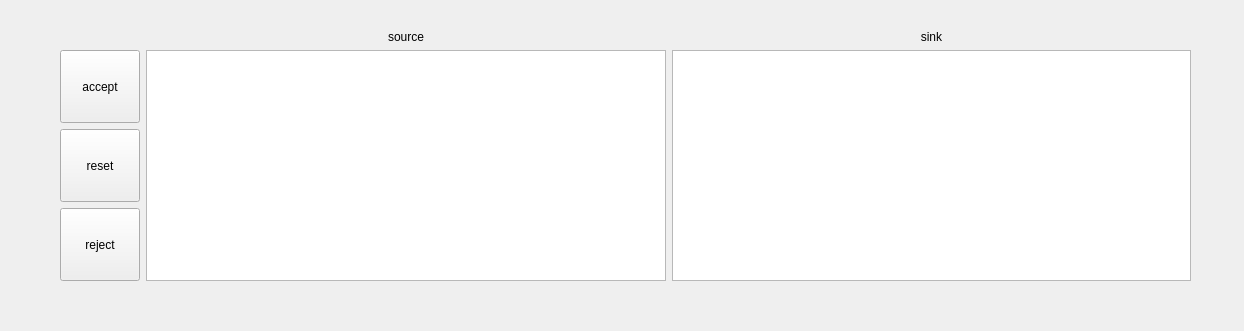
First picture: the form in ui_source_sink_linking.ui, repository heinz-preisig/ProMo-packages-Common, before the edit.
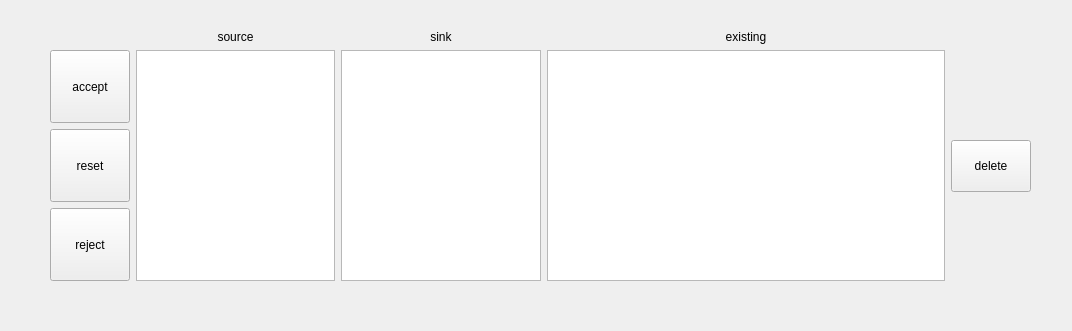
Second picture: the form after the edit.

Commit message: refined interface definition

```diff
--- a/ui_source_sink_linking.ui
+++ b/ui_source_sink_linking.ui
@@ -6,7 +6,7 @@
    <rect>
     <x>0</x>
     <y>0</y>
-    <width>1244</width>
+    <width>1072</width>
     <height>331</height>
    </rect>
   </property>
@@ -16,15 +16,25 @@
   <widget class="QWidget" name="gridLayoutWidget">
    <property name="geometry">
     <rect>
-     <x>60</x>
+     <x>50</x>
      <y>30</y>
-     <width>1131</width>
+     <width>981</width>
      <height>251</height>
     </rect>
    </property>
-   <layout class="QGridLayout" name="gridLayout">
-    <item row="1" column="2">
-     <widget class="QListWidget" name="listSink"/>
+   <layout class="QGridLayout" name="gridLayout" columnstretch="2,5,5,10,2">
+    <item row="1" column="1">
+     <widget class="QListWidget" name="listSource"/>
+    </item>
+    <item row="0" column="2">
+     <widget class="QLabel" name="labelRight">
+      <property name="text">
+       <string>sink</string>
+      </property>
+      <property name="alignment">
+       <set>Qt::AlignCenter</set>
+      </property>
+     </widget>
     </item>
     <item row="1" column="0">
      <layout class="QVBoxLayout" name="verticalLayout">
@@ -87,9 +97,6 @@
       </item>
      </layout>
     </item>
-    <item row="1" column="1">
-     <widget class="QListWidget" name="listSource"/>
-    </item>
     <item row="0" column="1">
      <widget class="QLabel" name="labelLeft">
       <property name="text">
@@ -100,16 +107,71 @@
       </property>
      </widget>
     </item>
-    <item row="0" column="2">
-     <widget class="QLabel" name="labelRight">
+    <item row="1" column="3">
+     <widget class="QListWidget" name="listWidgetExisting"/>
+    </item>
+    <item row="0" column="3">
+     <widget class="QLabel" name="labelExisting">
       <property name="text">
-       <string>sink</string>
+       <string>existing</string>
       </property>
       <property name="alignment">
        <set>Qt::AlignCenter</set>
       </property>
      </widget>
     </item>
+    <item row="1" column="2">
+     <widget class="QListWidget" name="listSink"/>
+    </item>
+    <item row="1" column="4">
+     <layout class="QVBoxLayout" name="verticalLayout_2">
+      <item>
+       <spacer name="verticalSpacer">
+        <property name="orientation">
+         <enum>Qt::Vertical</enum>
+        </property>
+        <property name="sizeHint" stdset="0">
+         <size>
+          <width>20</width>
+          <height>40</height>
+         </size>
+        </property>
+       </spacer>
+      </item>
+      <item>
+       <widget class="QPushButton" name="pushDelete">
+        <property name="sizePolicy">
+         <sizepolicy hsizetype="Minimum" vsizetype="Minimum">
+          <horstretch>0</horstretch>
+          <verstretch>0</verstretch>
+         </sizepolicy>
+        </property>
+        <property name="minimumSize">
+         <size>
+          <width>52</width>
+          <height>52</height>
+         </size>
+        </property>
+        <property name="text">
+         <string>delete</string>
+        </property>
+       </widget>
+      </item>
+      <item>
+       <spacer name="verticalSpacer_2">
+        <property name="orientation">
+         <enum>Qt::Vertical</enum>
+        </property>
+        <property name="sizeHint" stdset="0">
+         <size>
+          <width>20</width>
+          <height>40</height>
+         </size>
+        </property>
+       </spacer>
+      </item>
+     </layout>
+    </item>
    </layout>
   </widget>
  </widget>
```
Left out of the diff: 2 changed lines with no effect on the pictures. The commit also changes 4 other files.
